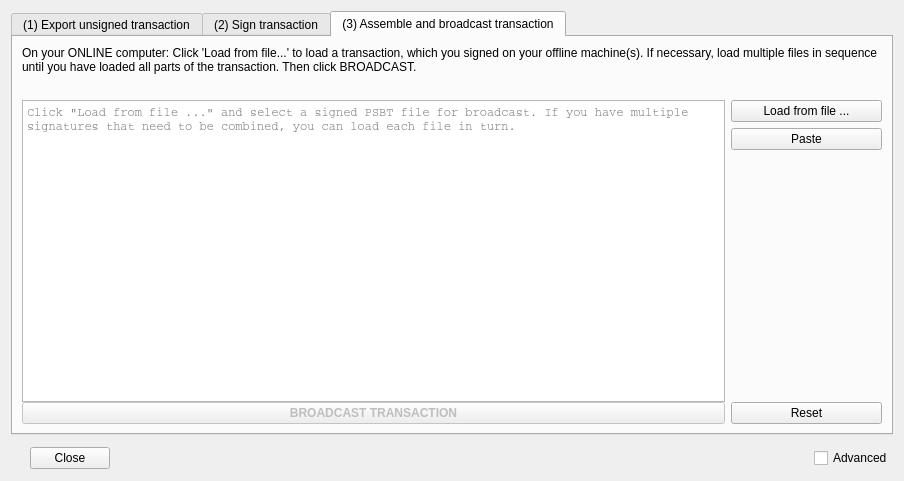
gwillen/bitcoin, file src/qt/forms/offlinetransactionsdialog.ui: the form before one commit.
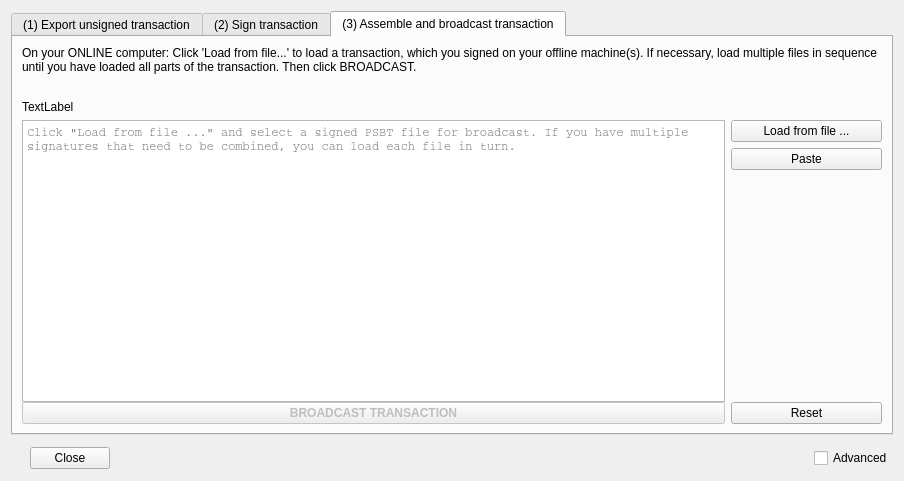
The form after the commit.

What changed in the file:
```diff
--- a/src/qt/forms/offlinetransactionsdialog.ui
+++ b/src/qt/forms/offlinetransactionsdialog.ui
@@ -387,6 +387,13 @@
              </property>
             </spacer>
            </item>
+           <item>
+            <widget class="QLabel" name="infoLabel">
+             <property name="text">
+              <string>TextLabel</string>
+             </property>
+            </widget>
+           </item>
            <item>
             <layout class="QHBoxLayout" name="horizontalLayout_6">
              <item>
```
